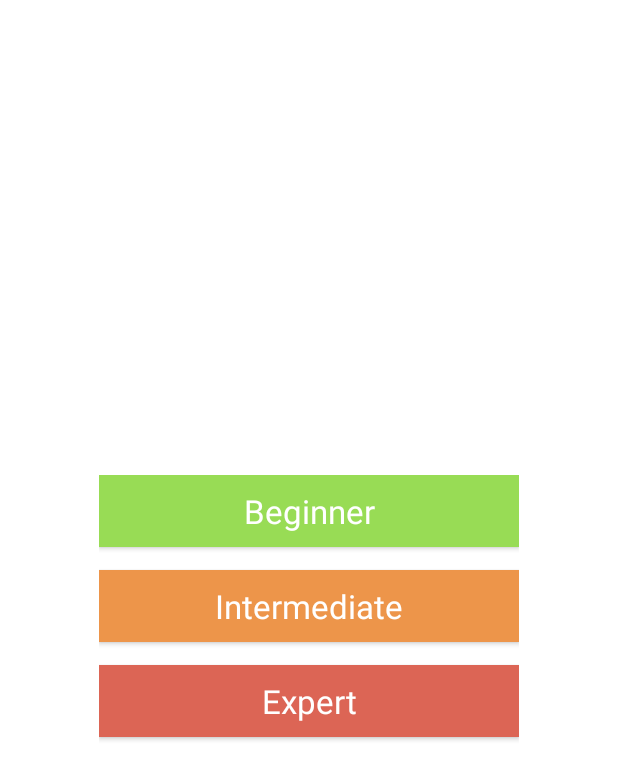
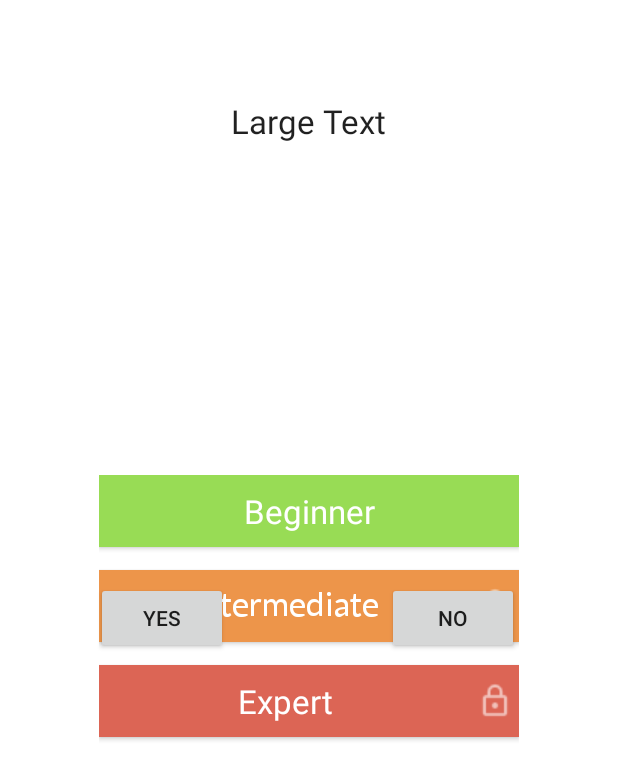
Before and after one commit to SalaSuresh/BasicMaths, an Android app: the screen it shows after launch (MainActivity), on a phone screen of 412 x 824 dp. Shown: the top 780 px of the screen. Run offline under Robolectric (Android 15) with nearby library versions, the phone set to English and light mode, and no system bars; Roboto replaces fonts that are not available here; 1 statement that could not run was skipped.

Commit message:
lock added

```diff
--- a/app/src/main/java/com/suresh/basicmaths/MainActivity.java
+++ b/app/src/main/java/com/suresh/basicmaths/MainActivity.java
@@ -1,15 +1,37 @@
 package com.suresh.basicmaths;
 
 import android.app.Activity;
+import android.app.Fragment;
+import android.app.FragmentManager;
+import android.app.FragmentTransaction;
+import android.graphics.Typeface;
 import android.support.v7.app.AppCompatActivity;
 import android.os.Bundle;
+import android.view.View;
+import android.widget.Button;
 
 public class MainActivity extends Activity {
-
+    Button button_Beginner, button_Intermediate, button_Expert;
+    Typeface font, font2;
     @Override
     protected void onCreate(Bundle savedInstanceState) {
         super.onCreate(savedInstanceState);
         setContentView(R.layout.activity_main);
-        //test comment added
+        font = Typeface.createFromAsset(getAssets(), "fonts/Socialize.ttf");
+        font2 = Typeface.createFromAsset(getAssets(), "fonts/roboto.thin.ttf");
+        button_Beginner = (Button) findViewById(R.id.button_beginner);
+        button_Beginner.setTypeface(font2);
+        button_Beginner.setOnClickListener(new View.OnClickListener() {
+            @Override
+            public void onClick(View v) {
+                Fragment fr = new ModeBeginner();
+                FragmentManager fm = getFragmentManager();
+                FragmentTransaction fragmentTransaction = fm.beginTransaction();
+                fragmentTransaction.replace(R.id.fragment_place, fr);
+                fragmentTransaction.commit();
+            }
+        });
+        button_Intermediate = (Button) findViewById(R.id.button_intermediate);
+        button_Intermediate.setTypeface(font);
     }
 }
--- a/app/src/main/java/com/suresh/basicmaths/ModeBeginner.java
+++ b/app/src/main/java/com/suresh/basicmaths/ModeBeginner.java
@@ -14,7 +14,7 @@ public class ModeBeginner extends Fragment {
     @Nullable
     @Override
     public View onCreateView(LayoutInflater inflater, ViewGroup container, Bundle savedInstanceState) {
-        View view = inflater.inflate(R.layout.activity_main, container, false);
+        View view = inflater.inflate(R.layout.mode_beginner, container, true);
         return view;
     }
 }
--- a/app/src/main/res/layout/activity_main.xml
+++ b/app/src/main/res/layout/activity_main.xml
@@ -37,7 +37,8 @@
             android:layout_marginBottom="15dp"
             android:text="Intermediate"
             android:textColor="@color/color_white"
-            android:background="@color/color_orange"/>
+            android:background="@color/color_orange"
+            android:drawableRight="@drawable/symbol_lock"/>
 
         <Button
             android:id="@+id/button_expert"
@@ -47,8 +48,13 @@
             android:text="Expert"
             android:textColor="@color/color_white"
             android:background="@color/color_red"
-            android:layout_marginBottom="15dp"/>
+            android:layout_marginBottom="15dp"
+            android:drawableRight="@drawable/symbol_lock"/>
 
     </LinearLayout>
-
+    <fragment
+        android:name="com.suresh.basicmaths.ModeBeginner"
+        android:id="@+id/fragment_place"
+        android:layout_width="match_parent"
+        android:layout_height="match_parent" />
 </RelativeLayout>
```
Also changed, not shown: app/src/main/assets/fonts/Socialize.ttf (added), app/src/main/res/drawable/symbol_lock.png (added), app/src/main/res/mipmap-xxhdpi/mipmap-hdpi/ic_launcher.png (added), app/src/main/res/mipmap-xxhdpi/mipmap-mdpi/ic_launcher.png (added), app/src/main/res/mipmap-xxhdpi/mipmap-xhdpi/ic_launcher.png (added), app/src/main/res/mipmap-xxhdpi/mipmap-xxhdpi/ic_launcher.png (added), app/src/main/res/mipmap-xxhdpi/mipmap-xxxhdpi/ic_launcher.png (added), 2 other files.
